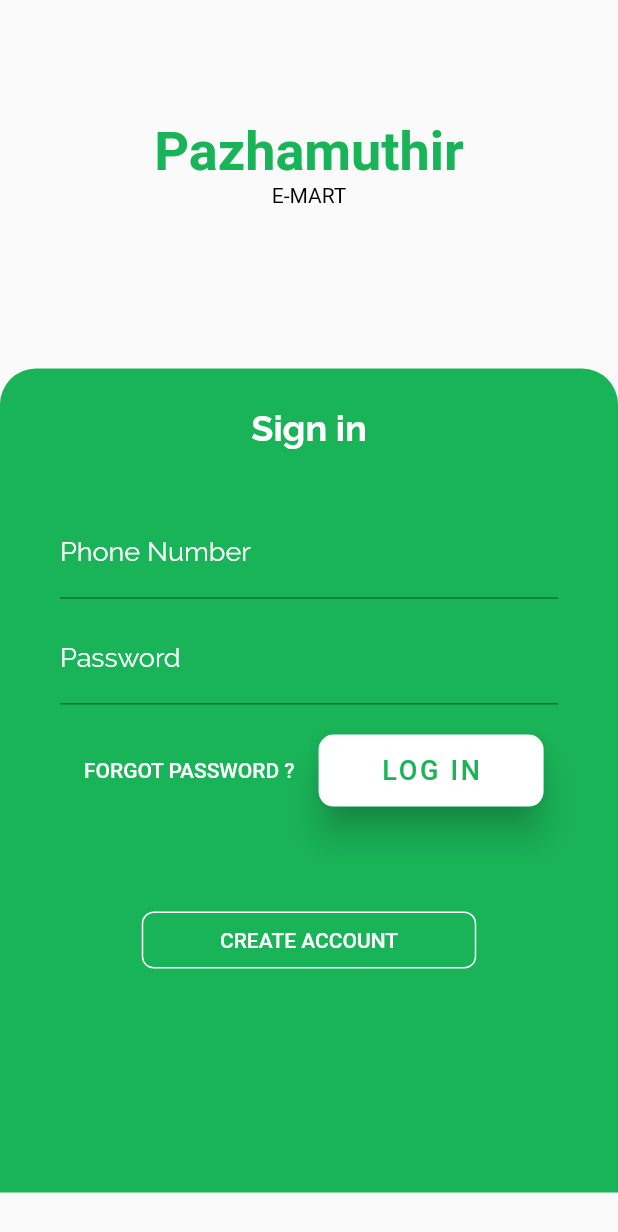
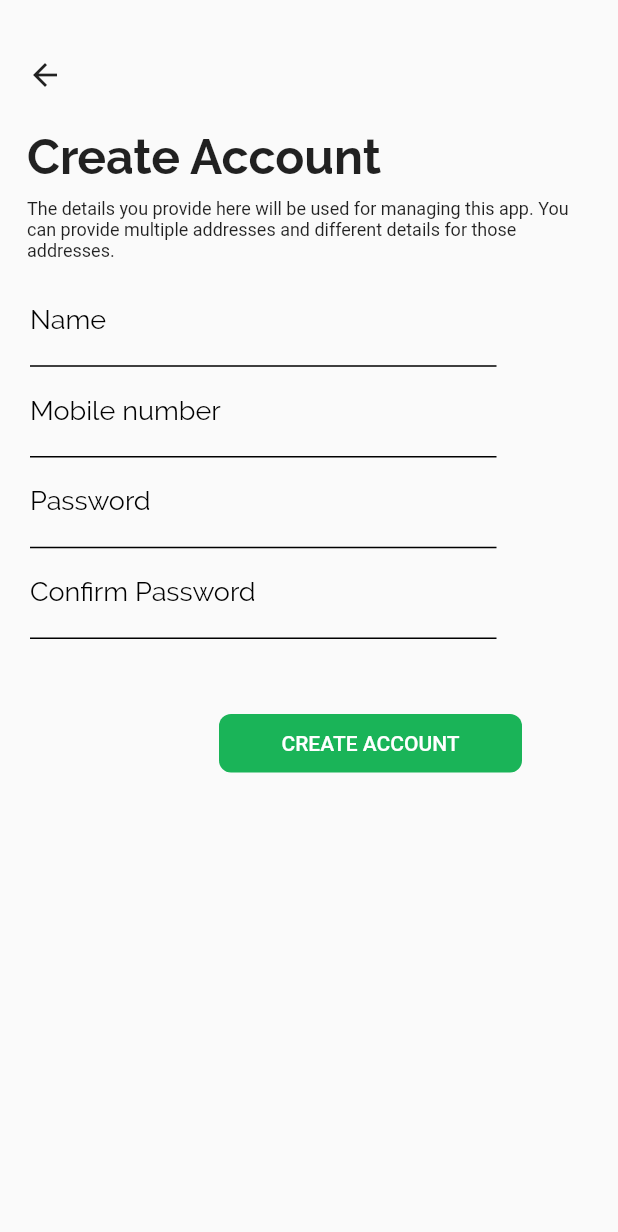
Before and after one commit to sivaram16/E-mart, a Flutter app: the screen it shows after launch, after a tap on "CREATE ACCOUNT", on a phone screen of 412 x 824 dp. Shown: the top 1232 px of the screen. Run offline on Flutter 3.47's test engine with Material 2 defaults, Android fonts, the phone set to English and light mode, and no system bars; our stand-ins replace flutter_svg.

Commit message:
till select address screens done

```diff
--- /dev/null
+++ b/lib/components/AppTitleWidget.dart
@@ -0,0 +1,59 @@
+import 'package:flutter/material.dart';
+
+class AppTitleWidget extends StatelessWidget {
+  String title;
+  String subtitle;
+  Function onBackPressed;
+  AppTitleWidget(
+      {Key key, String title, String subtitle, Function onBackPressed})
+      : super(key: key) {
+    this.title = title;
+    this.subtitle = subtitle;
+    this.onBackPressed = onBackPressed;
+  }
+
+  @override
+  Widget build(BuildContext context) {
+    return Column(
+      mainAxisAlignment: MainAxisAlignment.start,
+      crossAxisAlignment: CrossAxisAlignment.start,
+      children: <Widget>[
+        Container(
+          height: 30,
+        ),
+        IconButton(
+          icon: Icon(Icons.arrow_back),
+          alignment: Alignment.topLeft,
+          onPressed: () {
+            if (onBackPressed == null) {
+              Navigator.pop(context);
+            } else {
+              onBackPressed();
+            }
+          },
+        ),
+        Container(
+          height: 8,
+        ),
+        Padding(
+          padding: const EdgeInsets.only(left: 8),
+          child: Text('$title',
+              style: TextStyle(
+                  fontSize: 32,
+                  fontFamily: 'RaleWay',
+                  fontWeight: FontWeight.bold)),
+        ),
+        Container(
+          height: 8,
+        ),
+        Padding(
+          padding: const EdgeInsets.only(left: 8),
+          child: Text(
+            '${subtitle == null ? '' : subtitle}',
+            style: TextStyle(fontSize: 12),
+          ),
+        )
+      ],
+    );
+  }
+}
--- a/lib/main.dart
+++ b/lib/main.dart
@@ -1,13 +1,12 @@
 import 'package:flutter/material.dart';
-import 'screens/auth_screen.dart';
-
+import 'package:pazhamuthir_emart/screens/Auth/auth_screen.dart';
 void main() => runApp(MyApp());
 
 class MyApp extends StatelessWidget {
   @override
   Widget build(BuildContext context) {
     return MaterialApp(
-      home: Auth_Screen(),
+      home: AuthScreen(),
     );
   }
 }
--- a/lib/screens/auth_screen.dart
+++ b/lib/screens/Auth/auth_screen.dart
@@ -1,14 +1,16 @@
 import 'package:flutter/cupertino.dart';
+import 'package:flutter/cupertino.dart' as prefix0;
 import 'package:flutter/material.dart';
 import 'package:pazhamuthir_emart/constants/colors.dart';
 import 'package:pazhamuthir_emart/screens/home_screen.dart';
+import 'package:pazhamuthir_emart/screens/Auth/createAcc.dart';
 
-class Auth_Screen extends StatefulWidget {
+class AuthScreen extends StatefulWidget {
   @override
-  _Auth_ScreenState createState() => _Auth_ScreenState();
+  _AuthScreenState createState() => _AuthScreenState();
 }
 
-class _Auth_ScreenState extends State<Auth_Screen> {
+class _AuthScreenState extends State<AuthScreen> {
   @override
   Widget build(BuildContext context) {
     return Scaffold(
@@ -17,7 +19,7 @@ class _Auth_ScreenState extends State<Auth_Screen> {
   }
 
   Widget _layout() {
-    return ListView(
+    return Column(
       children: <Widget>[_title(), _bottomSheet()],
     );
   }
@@ -99,7 +101,7 @@ class _Auth_ScreenState extends State<Auth_Screen> {
       "Sign in",
       textAlign: TextAlign.center,
       style: TextStyle(
-          fontFamily: 'Raleway-Bold',
+          fontFamily: 'Raleway',
           fontSize: 24,
           color: WHITE_COLOR,
           fontWeight: FontWeight.bold),
@@ -133,7 +135,7 @@ class _Auth_ScreenState extends State<Auth_Screen> {
         labelText: "Password",
         labelStyle: TextStyle(
           color: WHITE_COLOR,
-          fontFamily: 'Raleway-Regular',
+          fontFamily: 'Raleway',
           fontSize: 18,
         ),
       ),
@@ -188,12 +190,18 @@ class _Auth_ScreenState extends State<Auth_Screen> {
           height: 38,
           width: 223,
           child: OutlineButton(
-            onPressed: () {},
+            onPressed: () {
+              Navigator.push(
+                context,
+                MaterialPageRoute(builder: (context) => CreateAcc()),
+              );
+            },
             child: Text(
               "CREATE ACCOUNT",
               style: TextStyle(color: WHITE_COLOR, fontSize: 14),
             ),
             borderSide: BorderSide(color: WHITE_COLOR),
+            highlightedBorderColor: WHITE_COLOR,
             shape: RoundedRectangleBorder(
               borderRadius: BorderRadius.circular(8.0),
             ),
--- /dev/null
+++ b/lib/screens/Auth/createAcc.dart
@@ -0,0 +1,79 @@
+import 'package:flutter/material.dart';
+import 'package:pazhamuthir_emart/constants/colors.dart';
+import 'package:pazhamuthir_emart/components/AppTitleWidget.dart';
+
+class CreateAcc extends StatefulWidget {
+  @override
+  _CreateAccState createState() => _CreateAccState();
+}
+
+class _CreateAccState extends State<CreateAcc> {
+  @override
+  Widget build(BuildContext context) {
+    return Scaffold(
+      body: _layout(),
+    );
+  }
+
+  Widget _layout() {
+    return Container(
+        padding: EdgeInsets.only(left: 10, right: 28),
+        child: Column(
+          children: <Widget>[
+            AppTitleWidget(
+              title: "Create Account",
+              subtitle:
+                  "The details you provide here will be used for managing this app. You can provide multiple addresses and different details for those addresses.",
+            ),
+            Container(
+              margin: EdgeInsets.only(top: 10),
+            ),
+            _inputField("Name"),
+            _inputField("Mobile number"),
+            _inputField("Password"),
+            _inputField("Confirm Password"),
+            Container(
+                padding: EdgeInsets.only(top: 50, left: 100),
+                child: _createAcc()),
+          ],
+        ));
+  }
+
+  Widget _inputField(String label) {
+    return Container(
+      padding: EdgeInsets.only(left: 10, right: 53),
+      child: TextField(
+        decoration: InputDecoration(
+          enabledBorder:
+              UnderlineInputBorder(borderSide: BorderSide(color: BLACK_COLOR)),
+          labelText: "$label",
+          labelStyle: TextStyle(
+              fontFamily: 'Raleway', color: BLACK_COLOR, fontSize: 18),
+        ),
+      ),
+    );
+  }
+
+  Widget _createAcc() {
+    return Row(
+      mainAxisAlignment: MainAxisAlignment.center,
+      children: <Widget>[
+        Container(
+          height: 39,
+          width: 202,
+          child: FlatButton(
+            color: GREEN_COLOR,
+            onPressed: () {},
+            child: Text(
+              "CREATE ACCOUNT",
+              style: TextStyle(color: WHITE_COLOR, fontSize: 14),
+            ),
+            shape: RoundedRectangleBorder(
+              borderRadius: BorderRadius.circular(8.0),
+            ),
+          ),
+        ),
+      ],
+    );
+  }
+}
```
Also changed, not shown: lib/screens/Auth/select_address.dart (added, +218 -0 lines), lib/screens/Cart.dart (added, +250 -0 lines), lib/screens/home_screen.dart (+28 -13 lines), pubspec.yaml (+3 -4 lines).
